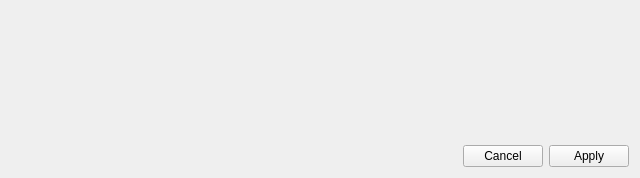
Above: som_gui/plugins/aggregation_window/module/grouping_window/qt/widget.ui from c-mellueh/SOM-Toolkit before the change. Below: the same form after it.
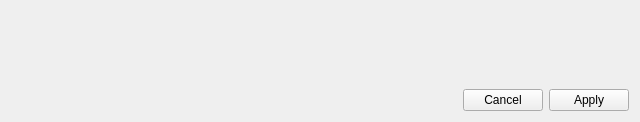
That is the form after the change. Custom widgets are drawn as their Qt base class.

What changed in the file:
```diff
--- a/som_gui/plugins/aggregation_window/module/grouping_window/qt/widget.ui
+++ b/som_gui/plugins/aggregation_window/module/grouping_window/qt/widget.ui
@@ -7,7 +7,7 @@
                 <x>0</x>
                 <y>0</y>
                 <width>640</width>
-                <height>178</height>
+                <height>122</height>
             </rect>
         </property>
         <property name="windowTitle">
```
